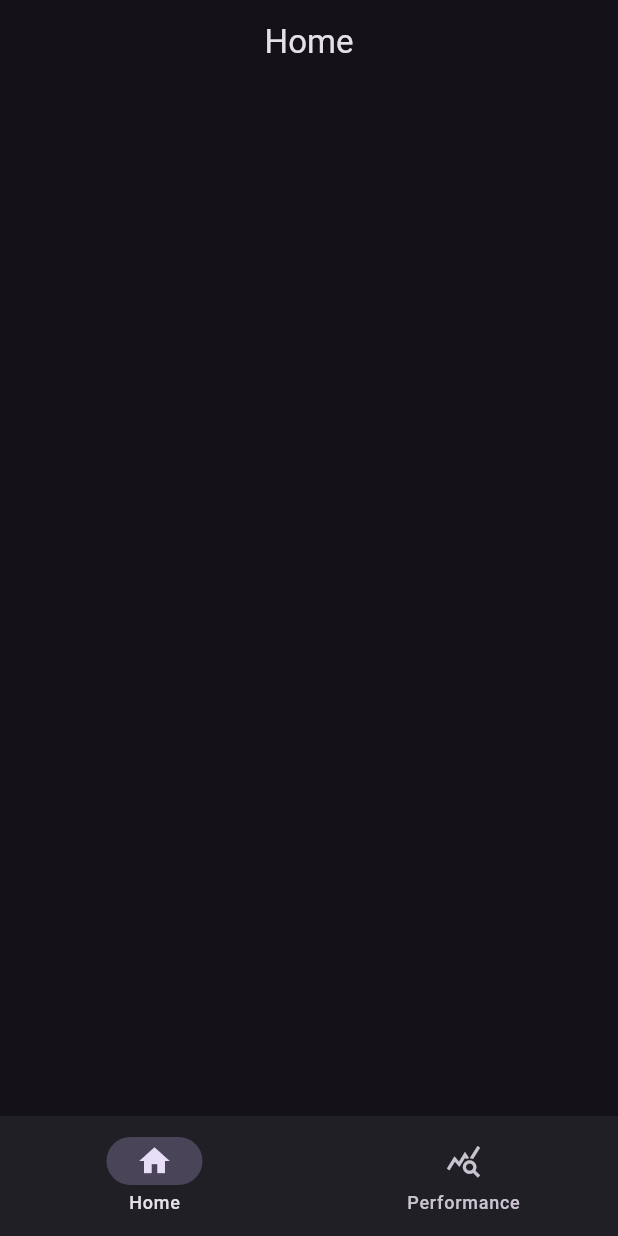
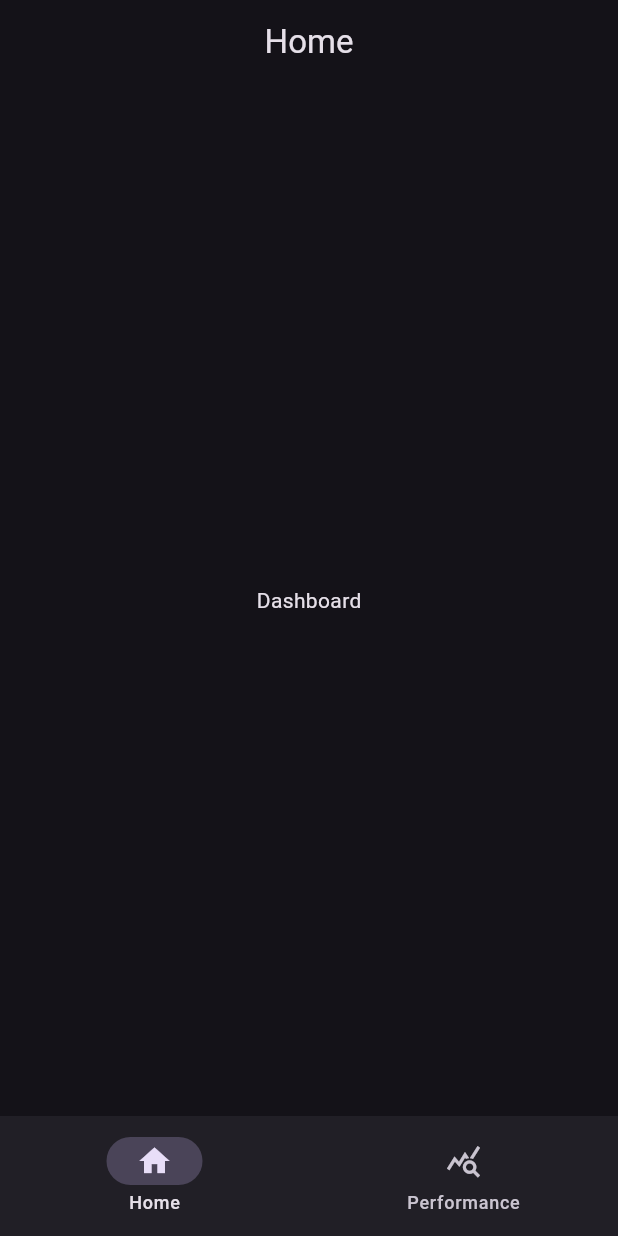
Before and after one commit to AlvinHartono/KaryawanFlutter, a Flutter app: the screen it shows after launch, on a phone screen of 412 x 824 dp. Run offline on Flutter 3.47's test engine with Material 2 defaults, Android fonts, the light colour scheme and no system bars.

Commit message:
bottom navigation bar works

```diff
--- /dev/null
+++ b/lib/screens/dashboard.dart
@@ -0,0 +1,18 @@
+import 'package:flutter/material.dart';
+
+class Dashboard extends StatelessWidget {
+  const Dashboard({super.key});
+
+  @override
+  Widget build(BuildContext context) {
+    return Scaffold(
+      appBar: AppBar(
+        centerTitle: true,
+        title: const Text('Home'),
+      ),
+      body: const Center(
+        child: Text('Dashboard'),
+      ),
+    );
+  }
+}
--- a/lib/screens/home.dart
+++ b/lib/screens/home.dart
@@ -1,4 +1,6 @@
 import 'package:flutter/material.dart';
+import 'package:latihan_karyawan/screens/dashboard.dart';
+import 'package:latihan_karyawan/screens/form.dart';
 
 class MainPage extends StatefulWidget {
   const MainPage({super.key});
@@ -10,13 +12,15 @@ class MainPage extends StatefulWidget {
 class _MainPageState extends State<MainPage> {
   int _selectedIndex = 0;
 
+  final screens = [
+    Dashboard(),
+    PerformanceForm(),
+  ];
+
   @override
   Widget build(BuildContext context) {
     return Scaffold(
-      appBar: AppBar(
-        centerTitle: true,
-        title: const Text('Home'),
-      ),
+      body: screens[_selectedIndex],
       bottomNavigationBar: NavigationBar(
         onDestinationSelected: (int index) {
           setState(() {
```
Also changed, not shown: lib/screens/form.dart (added, +18 -0 lines).
